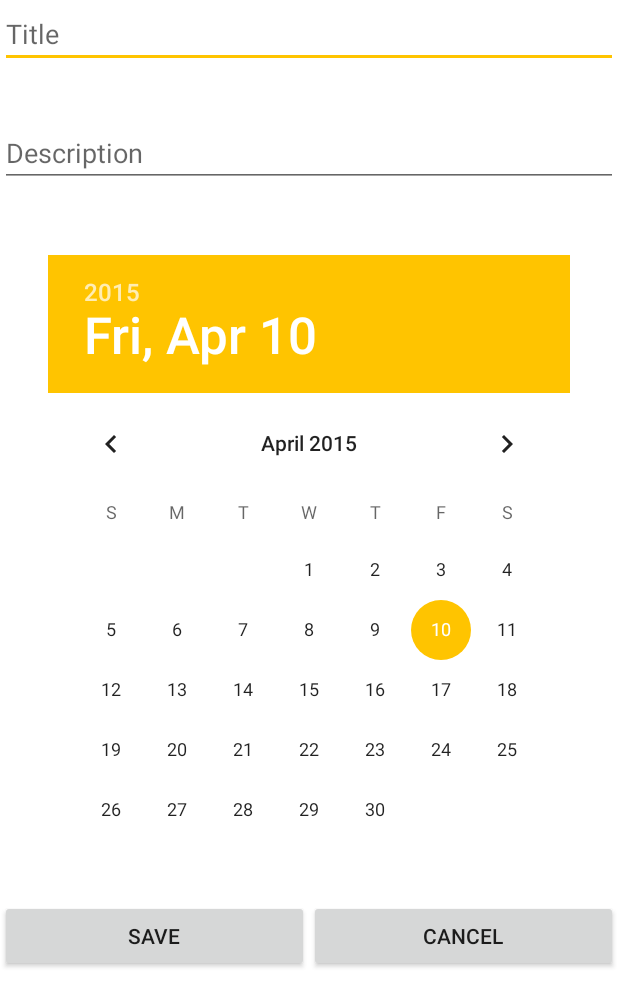
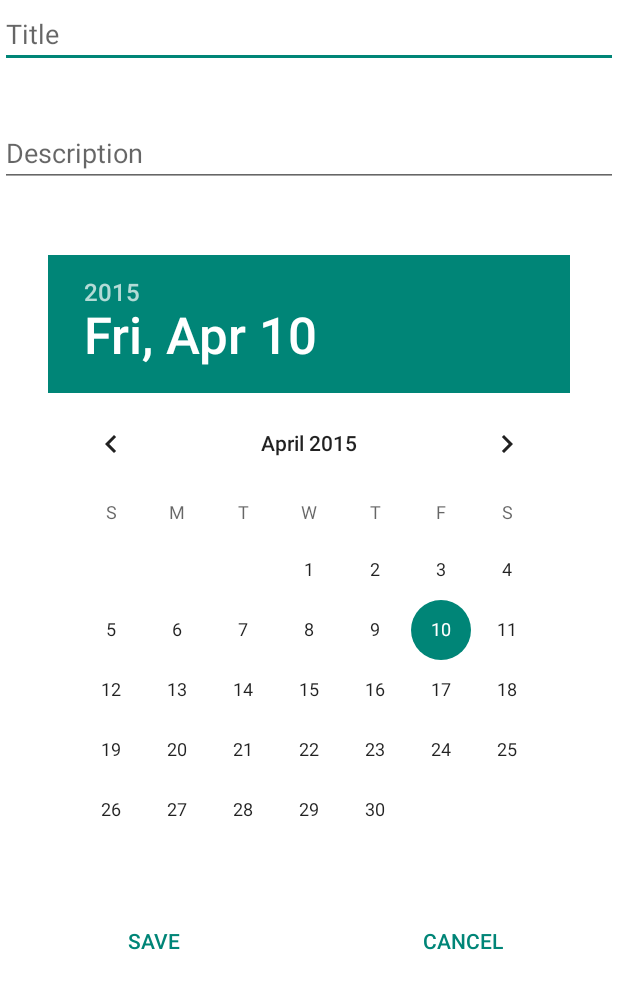
Before and after one commit to AcadGildAcademy/AN-2015FEB26-Sagar-Neeli, an Android app: the CutomDialog screen opened directly, with no data from a screen before it, on a phone screen of 412 x 824 dp. Shown: the top 1007 px of the screen. Run offline under Robolectric (Android 15) with nearby library versions, the phone set to English and light mode, and no system bars.

Commit message:
Fixed the dialog option

```diff
--- a/ToDoProject/app/build.gradle
+++ b/ToDoProject/app/build.gradle
@@ -25,5 +25,6 @@ dependencies {
     compile 'com.android.support:recyclerview-v7:21.0.+'
     compile 'de.hdodenhof:circleimageview:1.2.1'
     compile 'com.oguzdev:CircularFloatingActionMenu:1.0.2'
+    compile 'com.afollestad:material-dialogs:0.7.1.1'
 
 }
--- a/ToDoProject/app/src/main/res/layout/custom_dialog.xml
+++ b/ToDoProject/app/src/main/res/layout/custom_dialog.xml
@@ -1,12 +1,14 @@
 <?xml version="1.0" encoding="utf-8"?>
 <RelativeLayout xmlns:android="http://schemas.android.com/apk/res/android"
-    android:layout_width="match_parent"
-    android:layout_height="match_parent">
+    android:layout_width="fill_parent"
+    android:layout_height="fill_parent"
+    android:theme="@style/Base.V21.Theme.AppCompat.Light.Dialog">
 
     <EditText
         android:id="@+id/editTextTitle"
-        android:layout_width="fill_parent"
+        android:layout_width="match_parent"
         android:layout_height="wrap_content"
+        android:ems="10"
         android:hint="@string/title"
         android:inputType="text|textCapWords|textNoSuggestions"
         android:layout_alignParentTop="true"
@@ -14,8 +16,9 @@
         android:layout_alignParentStart="true" />
 
     <EditText
-        android:layout_width="fill_parent"
+        android:layout_width="match_parent"
         android:layout_height="wrap_content"
+        android:ems="10"
         android:inputType="text"
         android:id="@+id/editTextDescription"
         android:hint="@string/description"
@@ -38,7 +41,8 @@
         android:layout_height="wrap_content"
         android:layout_below="@+id/datePicker">
     <Button
-        android:layout_width="wrap_content"
+        style="?android:attr/buttonBarButtonStyle"
+        android:layout_width="0dp"
         android:layout_height="wrap_content"
         android:text="@string/save"
         android:id="@+id/buttonSave"
@@ -48,7 +52,8 @@
         android:layout_alignParentStart="true" />
 
     <Button
-        android:layout_width="wrap_content"
+        style="?android:attr/buttonBarButtonStyle"
+        android:layout_width="0dp"
         android:layout_height="wrap_content"
         android:text="@string/cancel"
         android:id="@+id/buttonCancel"
```
Also changed, not shown: ToDoProject/app/src/main/java/com/example/acadgild/sagar/todoproject/MainActivity.java (+22 -10 lines), ToDoProject/app/src/main/res/layout/activity_main.xml (+31 -34 lines), ToDoProject/app/src/main/res/values/styles.xml (+11 -0 lines), 1 other file.
